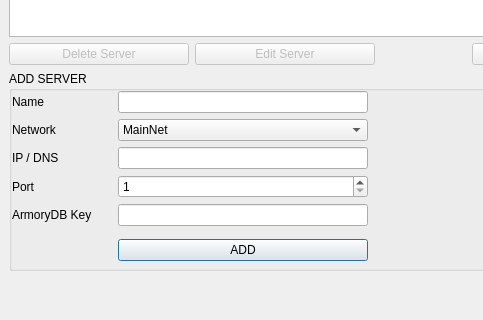
The window that BlockSettleUILib/Settings/ArmoryServersWidget.ui (BlockSettle/common) describes before a commit, drawn with Qt 5; both pictures show x 0 to 483 and y 173 to 493 of the 847 by 493 pixel window.
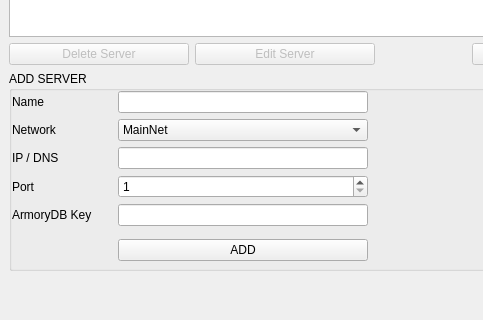
The same window after the commit. Icons and pictures are not drawn.

Commit message: manage armory servers - fix

The edit to the form file:
```diff
--- a/BlockSettleUILib/Settings/ArmoryServersWidget.ui
+++ b/BlockSettleUILib/Settings/ArmoryServersWidget.ui
@@ -1,7 +1,7 @@
 <?xml version="1.0" encoding="UTF-8"?>
 <ui version="4.0">
  <class>ArmoryServersWidget</class>
- <widget class="QDialog" name="ArmoryServersWidget">
+ <widget class="QWidget" name="ArmoryServersWidget">
   <property name="geometry">
    <rect>
     <x>0</x>
```
The commit also changes 1 other file.
